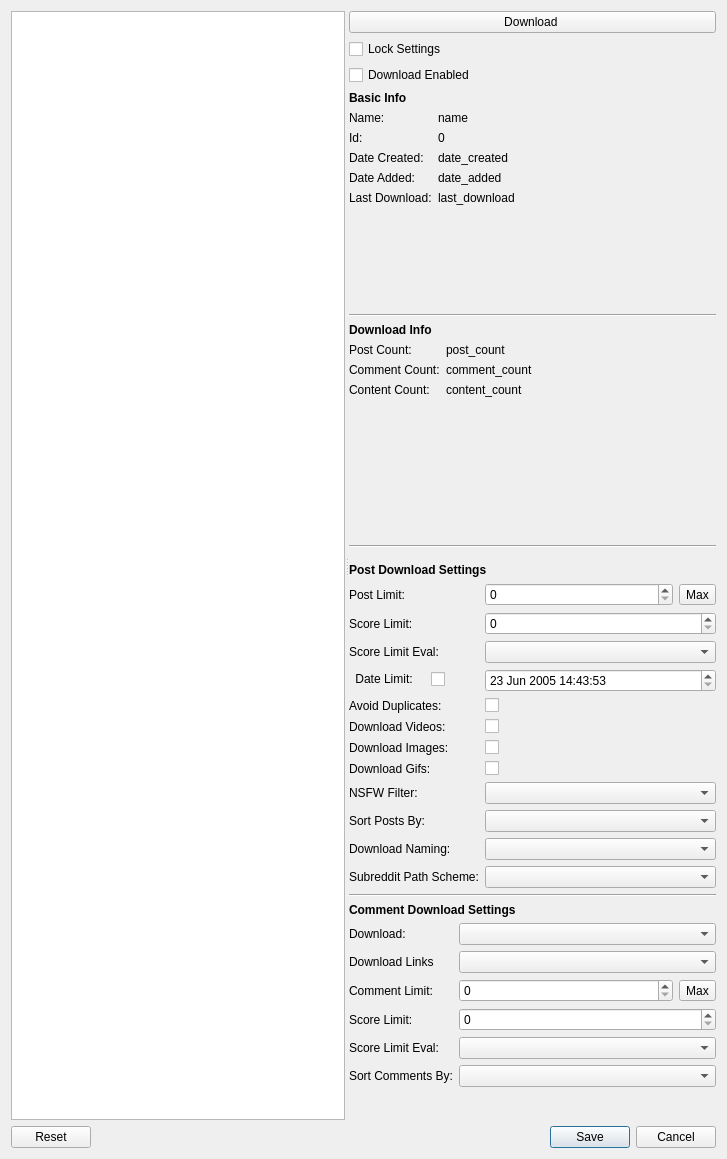
Old version of the form DownloaderForReddit/GUI_Resources/RedditObjectSettingsDialog.ui in the repository MalloyDelacroix/DownloaderForReddit.
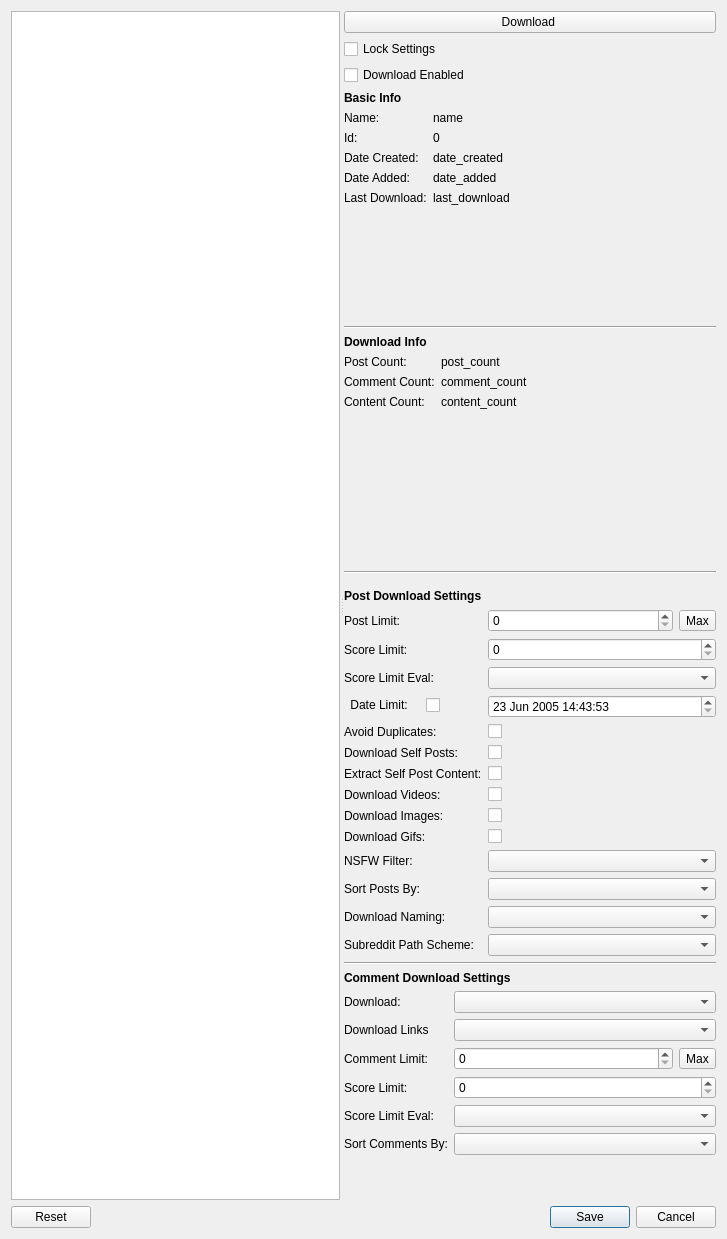
New version of the form.

Commit message: Start framework for self post link extraction

The edit to the form file:
```diff
--- a/DownloaderForReddit/GUI_Resources/RedditObjectSettingsDialog.ui
+++ b/DownloaderForReddit/GUI_Resources/RedditObjectSettingsDialog.ui
@@ -7,7 +7,7 @@
     <x>0</x>
     <y>0</y>
     <width>727</width>
-    <height>1159</height>
+    <height>1239</height>
    </rect>
   </property>
   <property name="windowTitle">
@@ -337,88 +337,116 @@
              </property>
             </widget>
            </item>
-           <item row="8" column="0">
+           <item row="10" column="0">
             <widget class="QLabel" name="label_13">
              <property name="text">
               <string>Download Videos:</string>
              </property>
             </widget>
            </item>
-           <item row="8" column="1">
+           <item row="10" column="1">
             <widget class="QCheckBox" name="download_videos_checkbox">
              <property name="text">
               <string/>
              </property>
             </widget>
            </item>
-           <item row="9" column="0">
+           <item row="11" column="0">
             <widget class="QLabel" name="label_14">
              <property name="text">
               <string>Download Images:</string>
              </property>
             </widget>
            </item>
-           <item row="9" column="1">
+           <item row="11" column="1">
             <widget class="QCheckBox" name="download_images_checkbox">
              <property name="text">
               <string/>
              </property>
             </widget>
            </item>
-           <item row="10" column="0">
+           <item row="12" column="0">
             <widget class="QLabel" name="label_29">
              <property name="text">
               <string>Download Gifs:</string>
              </property>
             </widget>
            </item>
-           <item row="10" column="1">
+           <item row="12" column="1">
             <widget class="QCheckBox" name="download_gifs_checkbox">
              <property name="text">
               <string/>
              </property>
             </widget>
            </item>
-           <item row="11" column="0">
+           <item row="13" column="0">
             <widget class="QLabel" name="label_28">
              <property name="text">
               <string>NSFW Filter:</string>
              </property>
             </widget>
            </item>
-           <item row="11" column="1">
+           <item row="13" column="1">
             <widget class="QComboBox" name="nsfw_filter_combo"/>
            </item>
-           <item row="12" column="0">
+           <item row="14" column="0">
             <widget class="QLabel" name="label_16">
              <property name="text">
               <string>Sort Posts By:</string>
              </property>
             </widget>
            </item>
-           <item row="12" column="1">
+           <item row="14" column="1">
             <widget class="QComboBox" name="post_sort_combo"/>
            </item>
-           <item row="13" column="0">
+           <item row="15" column="0">
             <widget class="QLabel" name="label_17">
              <property name="text">
               <string>Download Naming:</string>
              </property>
             </widget>
            </item>
-           <item row="13" column="1">
+           <item row="15" column="1">
             <widget class="QComboBox" name="download_naming_combo"/>
            </item>
-           <item row="14" column="0">
+           <item row="16" column="0">
             <widget class="QLabel" name="subreddit_save_structure_label">
              <property name="text">
               <string>Subreddit Path Scheme:</string>
              </property>
             </widget>
            </item>
-           <item row="14" column="1">
+           <item row="16" column="1">
             <widget class="QComboBox" name="subreddit_save_structure_combo"/>
            </item>
+           <item row="8" column="0">
+            <widget class="QLabel" name="label_15">
+             <property name="text">
+              <string>Download Self Posts:</string>
+             </property>
+            </widget>
+           </item>
+           <item row="9" column="0">
+            <widget class="QLabel" name="label_30">
+             <property name="text">
+              <string>Extract Self Post Content:</string>
+             </property>
+            </widget>
+           </item>
+           <item row="8" column="1">
+            <widget class="QCheckBox" name="download_self_posts_checkbox">
+             <property name="text">
+              <string/>
+             </property>
+            </widget>
+           </item>
+           <item row="9" column="1">
+            <widget class="QCheckBox" name="extract_self_post_content_checkbox">
+             <property name="text">
+              <string/>
+             </property>
+            </widget>
+           </item>
           </layout>
          </item>
          <item>
```
The commit also changes 7 other files.
